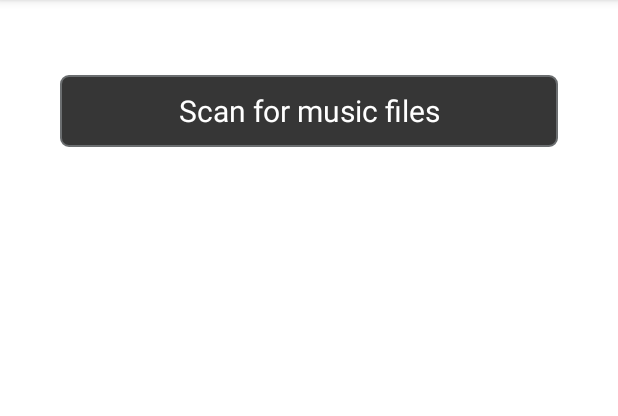
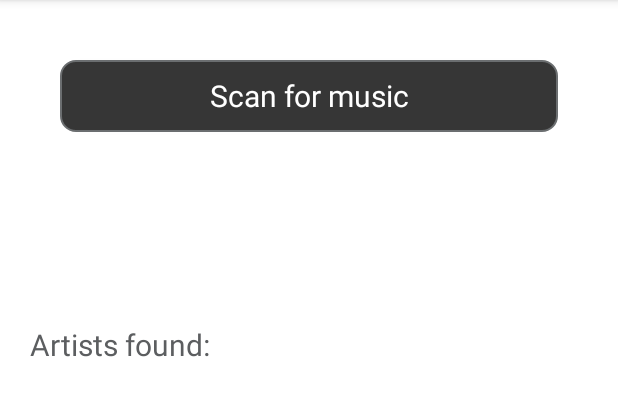
Before and after one commit to JohanEkberg/LaMusica, an Android app: the screen it shows after launch (MainActivity), on a phone screen of 412 x 824 dp, the part 84-500 px from its top. Run offline under Robolectric (Android 15) with nearby library versions, the phone set to English and light mode, and no system bars; our stand-ins replace Room's generated code, navigation-ui, paging.

Commit message:
Added log view when scanning the music.

```diff
--- a/LaMusica/app/src/main/java/se/westpay/lamusica/audio/AudioScanner.kt
+++ b/LaMusica/app/src/main/java/se/westpay/lamusica/audio/AudioScanner.kt
@@ -12,9 +12,7 @@ import se.westpay.lamusica.datalayer.AudioDataDatabaseAccess
 import se.westpay.lamusica.repositories.AudioFileMetaData
 
 
-class AudioScanner {
-    //private val extension = arrayOf("mp3", "flac")
-
+class AudioScanner(private val artistDetectedCallback: ((artist: String) -> Unit)? = null) {
     private fun checkURIResource(resolver: ContentResolver, contentUri: Uri?): Boolean {
         val cursor: Cursor? = resolver.query(contentUri!!, null, null, null, null)
         val doesExist = cursor != null && cursor.moveToFirst()
@@ -189,11 +187,11 @@ class AudioScanner {
                 if (currentArtist == null) {
                     latestArtistId = AudioDataDatabaseAccess.storeArtistData(context, audioFileMetaData)
                     artistList.add(ArtistItem(value = artist, id = latestArtistId))
+                    artistDetectedCallback?.let { it((artist)) }
                 } else {
                     latestArtistId = currentArtist.id
                 }
 
-                //AudioDataDatabaseAccess.storeSongData(context, audioFileMetaData, latestAddedArtist.id, latestAddedAlbum.id)
                 AudioDataDatabaseAccess.storeSongData(
                     context,
                     audioFileMetaData,
--- a/LaMusica/app/src/main/java/se/westpay/lamusica/ui/settings/SettingsFragment.kt
+++ b/LaMusica/app/src/main/java/se/westpay/lamusica/ui/settings/SettingsFragment.kt
@@ -8,16 +8,19 @@ import android.view.ViewGroup
 import android.widget.Toast
 import androidx.fragment.app.Fragment
 import androidx.lifecycle.Observer
+import androidx.recyclerview.widget.LinearLayoutManager
 import se.westpay.lamusica.MainActivity
 import se.westpay.lamusica.TAG
 import se.westpay.lamusica.databinding.FragmentSettingsBinding
 import se.westpay.lamusica.ui.category.CategoryFragment
+import se.westpay.lamusica.ui.categoryartist.ArtistAdapter
 import se.westpay.lamusica.ui.search.SearchFragment
 
 class SettingsFragment: Fragment() {
     private var _binding: FragmentSettingsBinding? = null
     private val binding get() = _binding!!
     private lateinit var _settingsViewModel: SettingsViewModel
+    private lateinit var _logScanAdapter: LogScanAdapter
 
     companion object {
         val CLASS_NAME = "${SettingsFragment::class.simpleName} ${Integer.toHexString(hashCode())}"
@@ -31,6 +34,7 @@ class SettingsFragment: Fragment() {
     ): View {
         Log.i(TAG, "onCreateView $CLASS_NAME")
         _settingsViewModel = SettingsViewModel()
+
         _settingsViewModel.scanDone.observe(viewLifecycleOwner, Observer { success ->
             manageProgressBar(false)
             if (success) {
@@ -39,6 +43,16 @@ class SettingsFragment: Fragment() {
                 Toast.makeText(context, "Scan failed!", Toast.LENGTH_SHORT).show()
             }
         })
+
+        _settingsViewModel.artistAdded.observe(viewLifecycleOwner, Observer { artist ->
+            if (artist.isNotEmpty()) {
+                _logScanAdapter.addLogEntry(artist)
+
+                // Auto-scroll to the latest item
+                binding.logEntriesRecycleView.scrollToPosition(_logScanAdapter.itemCount - 1)
+            }
+        })
+
         _binding = FragmentSettingsBinding.inflate(inflater, container, false)
         return binding.root
     }
@@ -46,6 +60,9 @@ class SettingsFragment: Fragment() {
     override fun onViewCreated(view: View, savedInstanceState: Bundle?) {
         super.onViewCreated(view, savedInstanceState)
         Log.i(TAG, "onViewCreated $CLASS_NAME")
+        _logScanAdapter = LogScanAdapter()
+        binding.logEntriesRecycleView.adapter = _logScanAdapter
+        binding.logEntriesRecycleView.layoutManager = LinearLayoutManager(requireActivity() as MainActivity)
         setupClickListener()
         manageProgressBar(false)
     }
--- a/LaMusica/app/src/main/java/se/westpay/lamusica/ui/settings/SettingsViewModel.kt
+++ b/LaMusica/app/src/main/java/se/westpay/lamusica/ui/settings/SettingsViewModel.kt
@@ -17,25 +17,18 @@ import se.westpay.lamusica.datalayer.AudioDataDatabaseAccess
 class SettingsViewModel : ViewModel() {
     private val _scanDone = MutableLiveData<Boolean>()
     val scanDone: LiveData<Boolean> = _scanDone
+    private val _artistAdded = MutableLiveData<String>()
+    val artistAdded: LiveData<String> = _artistAdded
 
     fun doScan(context: Context) {
-//        CoroutineScope(Dispatchers.IO).launch {
-//            val success = withContext(Dispatchers.IO) {
-//                Log.i(TAG, "Starting scan...")
-//                //AudioDataDatabaseAccess.clearAllTables(context)
-//                AudioDataDatabaseAccess.deleteAllDataInDatabase(context)
-//                val audioScanner = AudioScanner()
-//                audioScanner.scanAudioFiles(context)
-//            }
-//            Log.i(TAG, "Scan finished, success = $success")
-//            _scanDone.postValue(success)
-//        }
         viewModelScope.launch {
             val success = withContext(Dispatchers.IO) {
                 Log.i(TAG, "Starting scan...")
                 //AudioDataDatabaseAccess.clearAllTables(context)
                 if (AudioDataDatabaseAccess.deleteAllDataInDatabase(context)) {
-                    val audioScanner = AudioScanner()
+                    val audioScanner = AudioScanner() { it ->
+                        _artistAdded.postValue(it)
+                    }
                     audioScanner.scanAudioFiles(context)
                 } else {
                     false
--- a/LaMusica/app/src/main/res/drawable/button_gray_normal.xml
+++ b/LaMusica/app/src/main/res/drawable/button_gray_normal.xml
@@ -4,5 +4,5 @@
         android:width="1dp"
         android:color="@color/gray_600" />
     <solid android:color="@color/gray_300" />
-    <corners android:radius="5dp" />
+    <corners android:radius="10dp" />
 </shape>
--- a/LaMusica/app/src/main/res/drawable/button_gray_pressed.xml
+++ b/LaMusica/app/src/main/res/drawable/button_gray_pressed.xml
@@ -4,5 +4,5 @@
         android:width="3dp"
         android:color="@color/gray_300" />
     <solid android:color="@color/gray_200" />
-    <corners android:radius="5dp" />
+    <corners android:radius="10dp" />
 </shape>
--- /dev/null
+++ b/LaMusica/app/src/main/res/drawable/progressbar_background.xml
@@ -0,0 +1,6 @@
+<?xml version="1.0" encoding="utf-8"?>
+<shape xmlns:android="http://schemas.android.com/apk/res/android" android:shape="rectangle">
+    <corners android:radius="24dp" />
+    <stroke android:color="@color/gray_200" android:width="1dp" />
+	<solid android:color="@color/gray_200"/>
+</shape>
--- /dev/null
+++ b/LaMusica/app/src/main/res/drawable/progressbar_indeterminate_horizontal.xml
@@ -0,0 +1,60 @@
+<animated-vector
+    xmlns:android="http://schemas.android.com/apk/res/android"
+    xmlns:aapt="http://schemas.android.com/aapt">
+    <aapt:attr name="android:drawable">
+        <vector
+            android:name="vector"
+            android:width="300dp"
+            android:height="40dp"
+            android:viewportWidth="300"
+            android:viewportHeight="40">
+            <path
+                android:name="path_1"
+                android:pathData="M 12 16 L 288 16 Z"
+                android:fillColor="#1F5A7F"
+                android:strokeColor="#C6D5DF"
+                android:strokeWidth="24"
+                android:strokeLineCap="round"
+                android:strokeLineJoin="round"/>
+            <path
+                android:name="path"
+                android:pathData="M 12 16 L 288 16 Z"
+                android:fillColor="#1F5A7F"
+                android:strokeColor="#4185ae"
+                android:strokeWidth="20"
+                android:strokeLineCap="round"
+                android:strokeLineJoin="round"
+                android:strokeMiterLimit="1"/>
+        </vector>
+    </aapt:attr>
+    <target android:name="path">
+        <aapt:attr name="android:animation">
+            <set>
+                <objectAnimator
+                    android:propertyName="trimPathEnd"
+                    android:duration="1000"
+                    android:valueFrom="0"
+                    android:valueTo="1"
+                    android:valueType="floatType"
+                    android:repeatCount="infinite"
+                    android:interpolator="@android:anim/linear_interpolator"/>
+                <objectAnimator
+                    android:propertyName="strokeColor"
+                    android:duration="1000"
+                    android:valueFrom="#C6D5DF"
+                    android:valueTo="#1F5A7F"
+                    android:valueType="colorType"
+                    android:repeatCount="infinite"
+                    android:interpolator="@android:anim/linear_interpolator"/>
+                <objectAnimator
+                    android:propertyName="trimPathStart"
+                    android:duration="1000"
+                    android:valueFrom="1"
+                    android:valueTo="0"
+                    android:valueType="floatType"
+                    android:repeatCount="infinite"
+                    android:interpolator="@android:anim/linear_interpolator"/>
+            </set>
+        </aapt:attr>
+    </target>
+</animated-vector>
--- a/LaMusica/app/src/main/res/layout/fragment_settings.xml
+++ b/LaMusica/app/src/main/res/layout/fragment_settings.xml
@@ -10,7 +10,6 @@
        android:layout_width="match_parent"
        android:layout_height="wrap_content"
        android:text="@string/scan_for_music_files"
-       android:layout_marginTop="50dp"
        app:layout_constraintEnd_toEndOf="parent"
        app:layout_constraintStart_toStartOf="parent"
        app:layout_constraintTop_toTopOf="parent"
@@ -18,15 +17,34 @@
 
    <ProgressBar
        android:id="@+id/busyProgressBar"
-       android:layout_width="120dp"
-       android:layout_height="120dp"
-       android:layout_marginBottom="100dp"
+       android:layout_width="match_parent"
+       android:layout_height="wrap_content"
+       android:layout_marginTop="40dp"
        android:indeterminate="true"
-       android:indeterminateDrawable="@drawable/progressbar_indeterminate"
-       android:indeterminateTint="@color/gray_500"
+       android:indeterminateDrawable="@drawable/progressbar_indeterminate_horizontal"
        app:layout_constraintEnd_toEndOf="parent"
        app:layout_constraintStart_toStartOf="parent"
-       app:layout_constraintBottom_toBottomOf="parent"/>
+       app:layout_constraintTop_toBottomOf="@id/scanButton"/>
 
+   <TextView
+      android:id="@+id/description"
+       android:layout_width="match_parent"
+       android:layout_height="wrap_content"
+       android:text="@string/artists_found"
+       style="@style/settings_description"
+       app:layout_constraintEnd_toEndOf="parent"
+       app:layout_constraintStart_toStartOf="parent"
+       app:layout_constraintTop_toBottomOf="@id/busyProgressBar" />
+
+   <androidx.recyclerview.widget.RecyclerView
+       android:id="@+id/logEntriesRecycleView"
+       android:layout_width="match_parent"
+       android:layout_height="wrap_content"
+       android:layout_marginTop="10dp"
+       android:layout_marginBottom="30dp"
+       style="@style/settings_scan_log"
+       app:layout_constraintEnd_toEndOf="parent"
+       app:layout_constraintStart_toStartOf="parent"
+       app:layout_constraintTop_toBottomOf="@id/description" />
 
 </androidx.constraintlayout.widget.ConstraintLayout>
--- a/LaMusica/app/src/main/res/menu/activity_main_drawer.xml
+++ /dev/null
@@ -1,20 +0,0 @@
-<?xml version="1.0" encoding="utf-8"?>
-<menu xmlns:android="http://schemas.android.com/apk/res/android"
-    xmlns:tools="http://schemas.android.com/tools"
-    tools:showIn="navigation_view">
-
-    <group android:checkableBehavior="single">
-        <item
-            android:id="@+id/nav_category_fragment"
-            android:icon="@drawable/ic_menu_camera"
-            android:title="@string/menu_home" />
-        <item
-            android:id="@+id/nav_gallery"
-            android:icon="@drawable/ic_menu_gallery"
-            android:title="@string/menu_gallery" />
-        <item
-            android:id="@+id/nav_slideshow"
-            android:icon="@drawable/ic_menu_slideshow"
-            android:title="@string/menu_slideshow" />
-    </group>
-</menu>
--- a/LaMusica/app/src/main/res/values/dimens.xml
+++ b/LaMusica/app/src/main/res/values/dimens.xml
@@ -6,9 +6,11 @@
     <dimen name="nav_header_height">176dp</dimen>
     <dimen name="fab_margin">16dp</dimen>
     <dimen name="option_menu_text_size">22sp</dimen>
-    <dimen name="settings_title_text_size">22sp</dimen>
+    <dimen name="settings_title_text_size">20sp</dimen>
     <dimen name="settings_switch_text_size">20sp</dimen>
 
-    <dimen name="button_margin_start_end">40dp</dimen>
     <dimen name="button_text_size">20sp</dimen>
+
+    <dimen name="settings_screen_start_and_end_margin">20sp</dimen>
+    <dimen name="settings_screen_top_margin">40sp</dimen>
 </resources>
--- a/LaMusica/app/src/main/res/values/strings.xml
+++ b/LaMusica/app/src/main/res/values/strings.xml
@@ -38,7 +38,8 @@
 
 
     <!-- Settings screen -->
-    <string name="scan_for_music_files">Scan for music files</string>
+    <string name="scan_for_music_files">Scan for music</string>
+    <string name="artists_found">Artists found:</string>
     <string name="select_scan_storage_title">Select storage to scan</string>
     <string name="clear_scan_result_title">Clear scan result</string>
     <string name="internal_storage">Internal</string>
--- a/LaMusica/app/src/main/res/values/themes.xml
+++ b/LaMusica/app/src/main/res/values/themes.xml
@@ -50,18 +50,39 @@
 <!--    </style>-->
 
     <style name="settings_title">
-        <item name="android:textColor">@color/gray_900</item>
+        <item name="android:textColor">@color/gray_200</item>
         <item name="android:textSize">@dimen/settings_title_text_size</item>
     </style>
 
-    <style name="settings_switch">
-        <item name="android:textColor">@color/gray_900</item>
-        <item name="android:textSize">@dimen/settings_switch_text_size</item>
+    <style name="settings_description">
+        <item name="android:textColor">@color/gray_500</item>
+        <item name="android:textSize">@dimen/settings_title_text_size</item>
+        <item name="android:layout_marginTop">@dimen/settings_screen_top_margin</item>
+        <item name="android:layout_marginStart">@dimen/settings_screen_start_and_end_margin</item>
+        <item name="android:layout_marginEnd">@dimen/settings_screen_start_and_end_margin</item>
     </style>
 
+    <style name="settings_scan_log">
+        <item name="android:textColor">@color/gray_500</item>
+        <item name="android:layout_marginStart">@dimen/settings_screen_start_and_end_margin</item>
+        <item name="android:layout_marginEnd">@dimen/settings_screen_start_and_end_margin</item>
+    </style>
+
+    <style name="settings_artist_scan_log">
+        <item name="android:textColor">@color/gray_900</item>
+        <item name="android:layout_marginStart">@dimen/settings_screen_start_and_end_margin</item>
+        <item name="android:layout_marginEnd">@dimen/settings_screen_start_and_end_margin</item>
+    </style>
+
+<!--    <style name="settings_switch">-->
+<!--        <item name="android:textColor">@color/gray_900</item>-->
+<!--        <item name="android:textSize">@dimen/settings_switch_text_size</item>-->
+<!--    </style>-->
+
     <style name="settings_scan_button" parent="Theme.MaterialComponents.DayNight.DarkActionBar" >
-        <item name="android:layout_marginStart">@dimen/button_margin_start_end</item>
-        <item name="android:layout_marginEnd">@dimen/button_margin_start_end</item>
+        <item name="android:layout_marginTop">@dimen/settings_screen_top_margin</item>
+        <item name="android:layout_marginStart">@dimen/settings_screen_top_margin</item>
+        <item name="android:layout_marginEnd">@dimen/settings_screen_top_margin</item>
         <item name="android:textAllCaps">false</item>
         <item name="android:textSize">@dimen/button_text_size</item>
         <item name="android:textColor">@color/white</item>
```
Also changed, not shown: LaMusica/app/src/main/java/se/westpay/lamusica/ui/settings/LogScanAdapter.kt (added, +42 -0 lines), LaMusica/app/src/main/res/drawable/progressbar_curved.xml (added, +18 -0 lines), LaMusica/app/src/main/res/layout/log_item.xml (added, +18 -0 lines).
